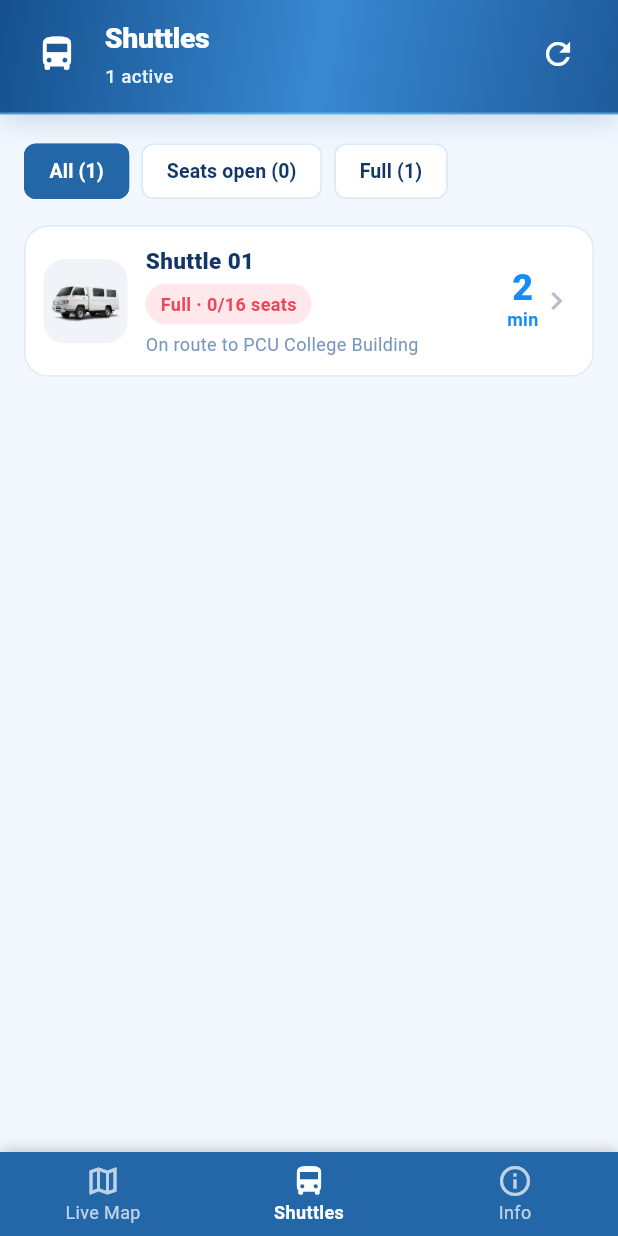
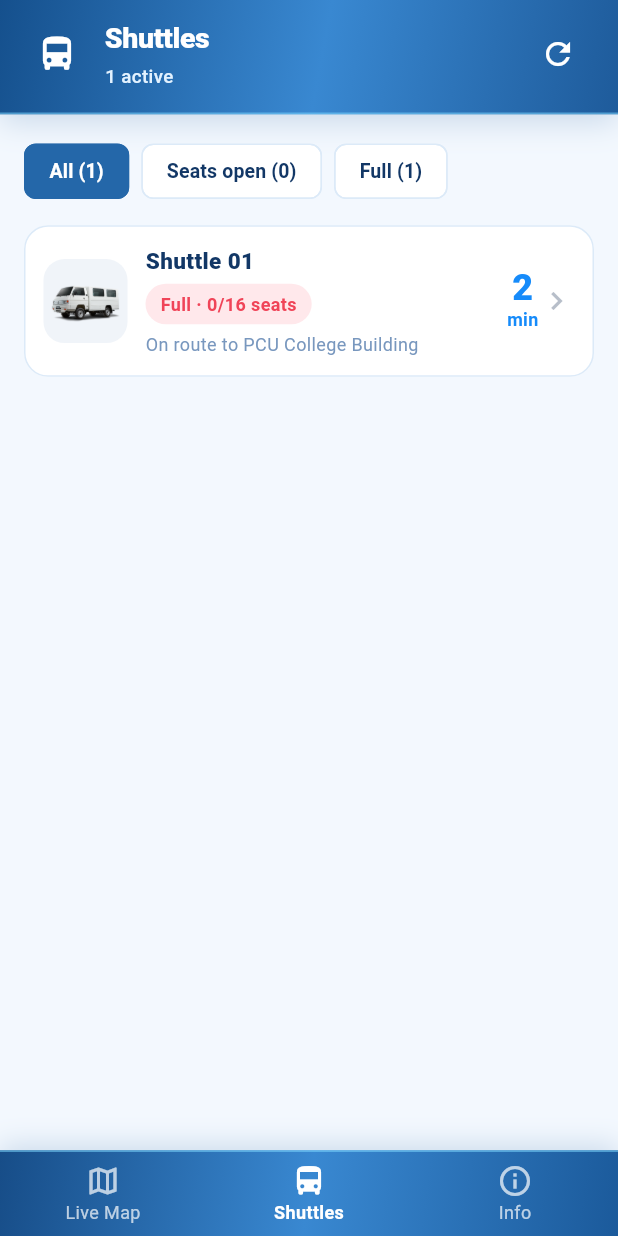
Before and after one commit to mjervalerio-afk/E-Byahe, a Flutter app: the screen it shows after launch, item 2 of the bottom bar chosen, on a phone screen of 412 x 824 dp. Run offline on Flutter 3.47's test engine with Material 3 defaults, Android fonts, the phone set to English and light mode, and no system bars; our stand-ins replace connectivity_plus, flutter_map, latlong2, shimmer, video_player; statements that could not run were skipped.

Commit message:
Apply metallic blue gradient to app navigation bar

```diff
--- a/lib/screens/home_shell.dart
+++ b/lib/screens/home_shell.dart
@@ -87,8 +87,11 @@ class _HomeShellState extends State<HomeShell> {
   Widget _buildBottomNav() {
     return Container(
       decoration: const BoxDecoration(
-        color: AppColors.metallicBlue,
-        boxShadow: [BoxShadow(color: Colors.black26, blurRadius: 8)],
+        gradient: AppColors.bottomGradient,
+        border: Border(top: BorderSide(color: Color(0x887DD8FF), width: 1.2)),
+        boxShadow: [
+          BoxShadow(color: Color(0x33245F9C), blurRadius: 16, offset: Offset(0, -3)),
+        ],
       ),
       child: SafeArea(
         top: false,
```
